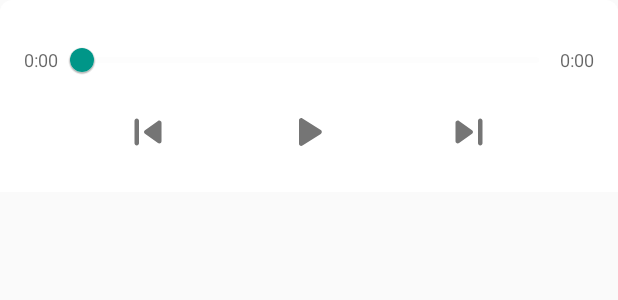
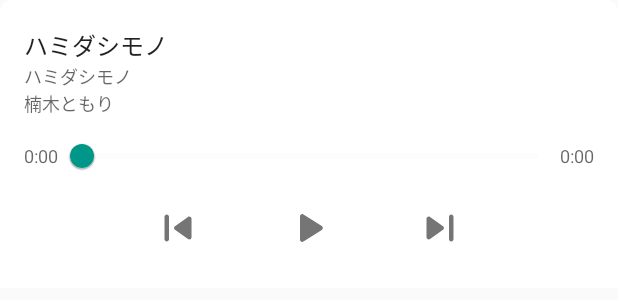
Before and after one commit to rakuishi/music-android, an Android app: the layout view_music_player.xml on its own in the app's theme, with its tools: preview values and no code run, on a phone screen of 412 x 824 dp. Shown: the top 300 px of the screen. Run offline under Robolectric (Android 15) with nearby library versions, the phone set to English and light mode, and no system bars; network calls fail.

Commit message:
Show metadata on music player

```diff
--- a/app/src/main/java/com/rakuishi/music/data/MusicRepository.kt
+++ b/app/src/main/java/com/rakuishi/music/data/MusicRepository.kt
@@ -67,6 +67,8 @@ class MusicRepository(private val context: Context) {
             cursor.getColumnIndex(MediaStore.Audio.Media._ID)
         val titleColumn: Int =
             cursor.getColumnIndex(MediaStore.Audio.Media.TITLE)
+        val albumColumn: Int =
+            cursor.getColumnIndex(MediaStore.Audio.Media.ALBUM)
         val artistColumn: Int =
             cursor.getColumnIndex(MediaStore.Audio.Media.ARTIST)
         val durationColumn: Int =
@@ -80,6 +82,7 @@ class MusicRepository(private val context: Context) {
                 id
             )
             val title = cursor.getString(titleColumn)
+            val album = cursor.getString(albumColumn)
             val artist = cursor.getString(artistColumn)
             val duration = cursor.getLong(durationColumn)
 
@@ -96,6 +99,7 @@ class MusicRepository(private val context: Context) {
                 .putString(MediaMetadataCompat.METADATA_KEY_MEDIA_ID, id.toString())
                 .putString(MediaMetadataCompat.METADATA_KEY_MEDIA_URI, mediaUri.toString())
                 .putString(MediaMetadataCompat.METADATA_KEY_TITLE, title)
+                .putString(MediaMetadataCompat.METADATA_KEY_ALBUM, album)
                 .putString(MediaMetadataCompat.METADATA_KEY_ARTIST, artist)
                 .putLong(MediaMetadataCompat.METADATA_KEY_DURATION, duration)
                 .putLong(MediaMetadataCompat.METADATA_KEY_DISC_NUMBER, discNumber)
--- a/app/src/main/java/com/rakuishi/music/presentation/MainViewModel.kt
+++ b/app/src/main/java/com/rakuishi/music/presentation/MainViewModel.kt
@@ -22,7 +22,9 @@ class MainViewModel @ViewModelInject constructor(
     @Suppress("PrivatePropertyName")
     private val NOTHING_PLAYING: MediaMetadataCompat = MediaMetadataCompat.Builder()
         .putString(MediaMetadataCompat.METADATA_KEY_MEDIA_ID, "")
+        .putString(MediaMetadataCompat.METADATA_KEY_MEDIA_URI, "")
         .putString(MediaMetadataCompat.METADATA_KEY_TITLE, "")
+        .putString(MediaMetadataCompat.METADATA_KEY_ALBUM, "")
         .putString(MediaMetadataCompat.METADATA_KEY_ARTIST, "")
         .putLong(MediaMetadataCompat.METADATA_KEY_DURATION, 0)
         .build()
--- a/app/src/main/res/layout/view_music_player.xml
+++ b/app/src/main/res/layout/view_music_player.xml
@@ -5,8 +5,63 @@
     android:layout_width="match_parent"
     android:layout_height="wrap_content"
     android:orientation="vertical"
-    android:padding="16dp"
-    tools:background="@drawable/background_music_player">
+    android:paddingLeft="16dp"
+    android:paddingTop="8dp"
+    android:paddingRight="16dp"
+    android:paddingBottom="16dp"
+    tools:background="@drawable/background_music_player"
+    tools:ignore="RtlHardcoded">
+
+    <RelativeLayout
+        android:id="@+id/metadataLayout"
+        android:layout_width="wrap_content"
+        android:layout_height="wrap_content"
+        android:layout_marginTop="8dp"
+        android:visibility="gone"
+        tools:visibility="visible">
+
+        <com.google.android.material.imageview.ShapeableImageView
+            android:id="@+id/artworkImageView"
+            android:layout_width="@dimen/artwork"
+            android:layout_height="@dimen/artwork"
+            android:layout_alignParentRight="true"
+            android:layout_centerVertical="true"
+            android:layout_marginLeft="16dp"
+            android:adjustViewBounds="true"
+            android:cropToPadding="true"
+            app:shapeAppearanceOverlay="@style/ShapeAppearanceOverlayArtwork" />
+
+        <LinearLayout
+            android:layout_width="match_parent"
+            android:layout_height="wrap_content"
+            android:layout_centerVertical="true"
+            android:layout_toLeftOf="@+id/artworkImageView"
+            android:orientation="vertical">
+
+            <androidx.appcompat.widget.AppCompatTextView
+                android:id="@+id/titleTextView"
+                style="@style/TextAppearance.AppCompat.Subhead"
+                android:layout_width="match_parent"
+                android:layout_height="wrap_content"
+                tools:text="ハミダシモノ" />
+
+            <androidx.appcompat.widget.AppCompatTextView
+                android:id="@+id/albumTextView"
+                style="@style/TextAppearance.AppCompat.Caption"
+                android:layout_width="match_parent"
+                android:layout_height="wrap_content"
+                tools:text="ハミダシモノ" />
+
+            <androidx.appcompat.widget.AppCompatTextView
+                android:id="@+id/artistTextView"
+                style="@style/TextAppearance.AppCompat.Caption"
+                android:layout_width="match_parent"
+                android:layout_height="wrap_content"
+                tools:text="楠木ともり" />
+
+        </LinearLayout>
+
+    </RelativeLayout>
 
     <LinearLayout
         android:layout_width="match_parent"
@@ -26,9 +81,10 @@
             android:layout_width="0dp"
             android:layout_height="wrap_content"
             android:layout_weight="1"
-            android:padding="8dp"
             app:thumbColor="@color/colorAccent"
-            app:thumbRadius="8dp" />
+            app:thumbRadius="8dp"
+            app:tickColorActive="@android:color/transparent"
+            app:trackColorActive="@color/colorAccent" />
 
         <androidx.appcompat.widget.AppCompatTextView
             android:id="@+id/remainingPositionTextView"
@@ -47,7 +103,7 @@
         <View
             android:layout_width="0dp"
             android:layout_height="0dp"
-            android:layout_weight="1" />
+            android:layout_weight="4" />
 
         <androidx.appcompat.widget.AppCompatImageView
             android:id="@+id/skipToPrevImageView"
@@ -63,7 +119,7 @@
         <View
             android:layout_width="0dp"
             android:layout_height="0dp"
-            android:layout_weight="1" />
+            android:layout_weight="2" />
 
         <androidx.appcompat.widget.AppCompatImageView
             android:id="@+id/playImageView"
@@ -79,7 +135,7 @@
         <View
             android:layout_width="0dp"
             android:layout_height="0dp"
-            android:layout_weight="1" />
+            android:layout_weight="2" />
 
         <androidx.appcompat.widget.AppCompatImageView
             android:id="@+id/skipToNextImageView"
@@ -95,7 +151,7 @@
         <View
             android:layout_width="0dp"
             android:layout_height="0dp"
-            android:layout_weight="1" />
+            android:layout_weight="4" />
 
     </LinearLayout>
 
--- a/app/src/main/res/values/dimens.xml
+++ b/app/src/main/res/values/dimens.xml
@@ -1,5 +1,6 @@
 <?xml version="1.0" encoding="utf-8"?>
 <resources>
-    <dimen name="artwork">56dp</dimen>
+    <dimen name="artwork">64dp</dimen>
     <dimen name="artwork_radius">4dp</dimen>
+    <dimen name="notification_artwork">192dp</dimen>
 </resources>
```
Also changed, not shown: app/src/main/java/com/rakuishi/music/presentation/album/AlbumViewHolder.kt (+6 -20 lines), app/src/main/java/com/rakuishi/music/presentation/common/MusicPlayerView.kt (+16 -3 lines), app/src/main/java/com/rakuishi/music/presentation/music/MusicNotificationManager.kt (+7 -1 lines), app/src/main/java/com/rakuishi/music/util/MediaMetadataCompatExt.kt (+8 -2 lines), app/src/main/java/com/rakuishi/music/util/UriExt.kt (added, +17 -0 lines).
